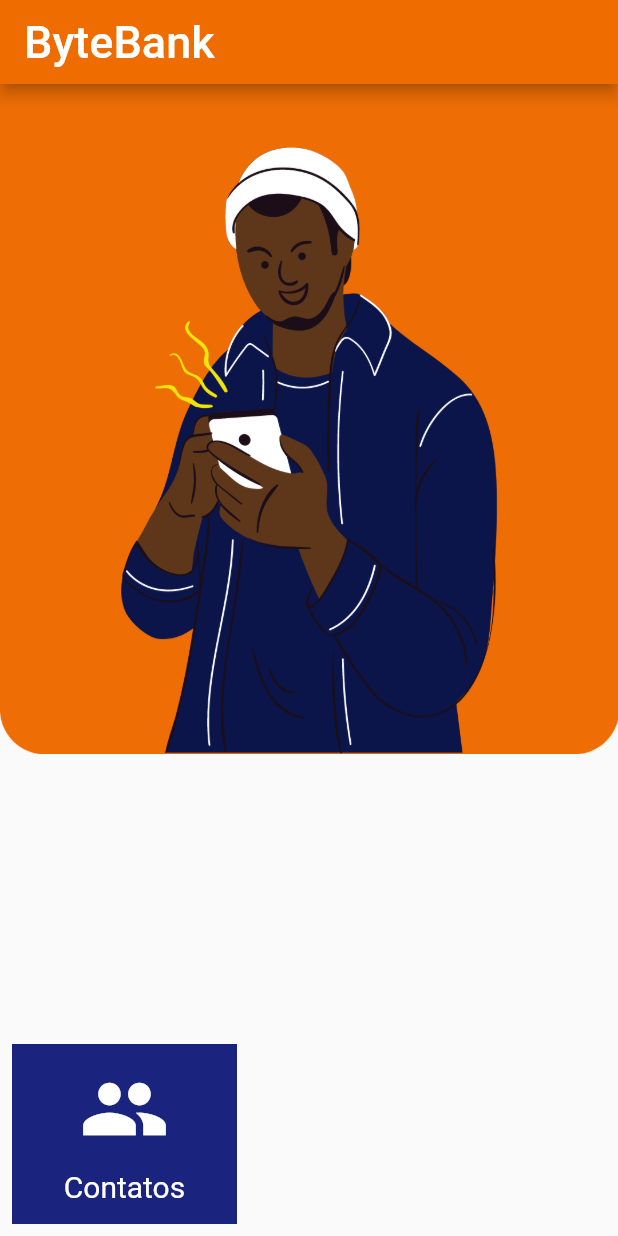
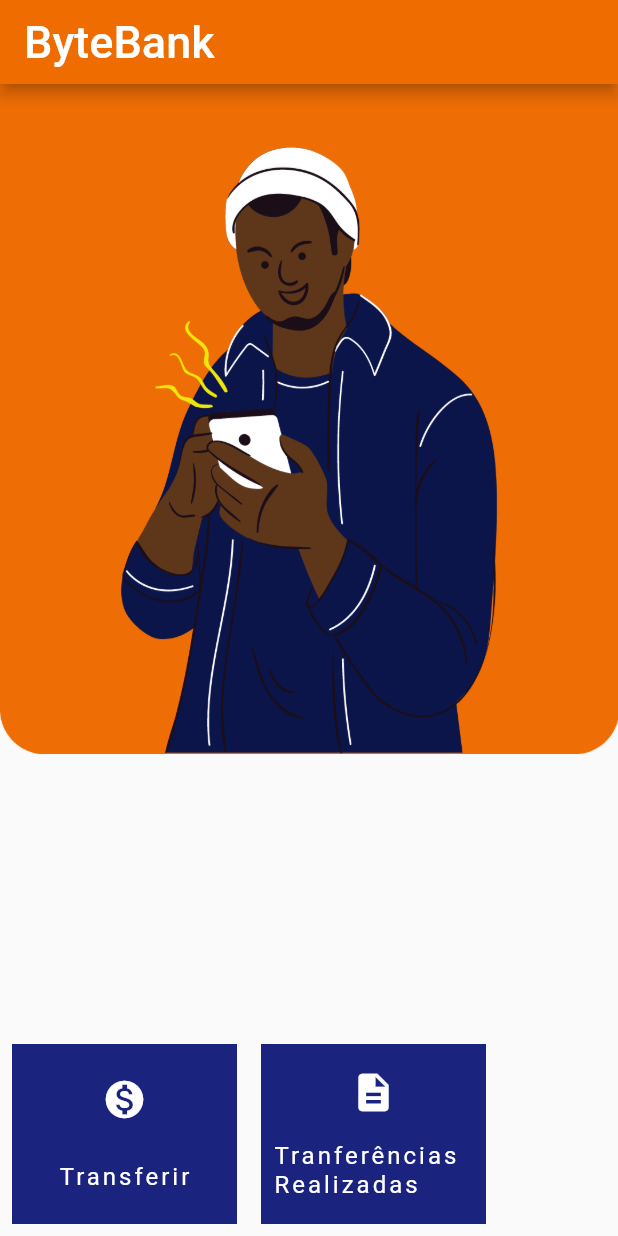
Before and after one commit to jessicacordeiro/bytebank-flutter, a Flutter app: the screen it shows after launch, on a phone screen of 412 x 824 dp. Run offline on Flutter 3.47's test engine with Material 2 defaults, Android fonts, the light colour scheme and no system bars; our stand-ins replace sqflite; accounts and stored records are empty.

Commit message:
Novas funcionalidades no Dashboard

```diff
--- a/bytebank_dashboard/lib/database/app_database.dart
+++ b/bytebank_dashboard/lib/database/app_database.dart
@@ -3,7 +3,7 @@ import 'package:path/path.dart';
 import 'package:sqflite/sqflite.dart';
 
 Future<Database> getDatabase() async {
-  final String path = join(await getDatabasesPath, 'bytebank.db');
+  final String path = join(await getDatabasesPath(), 'bytebank.db');
   return openDatabase(
     path,
     onCreate: (db, version) {
--- a/bytebank_dashboard/lib/screens/contacts_list.dart
+++ b/bytebank_dashboard/lib/screens/contacts_list.dart
@@ -16,7 +16,7 @@ class _ContactsListState extends State<ContactsList> {
     return Scaffold(
       appBar: AppBar(
         title: Text(
-          'Contatos',
+          'Transferir',
           style: TextStyle(
             fontSize: 30.0,
           ),
--- a/bytebank_dashboard/lib/screens/dashboard.dart
+++ b/bytebank_dashboard/lib/screens/dashboard.dart
@@ -19,7 +19,31 @@ class Dashboard extends StatelessWidget {
             crossAxisAlignment: CrossAxisAlignment.start,
             children: <Widget>[
               Image.asset('images/logo-people.png'),
-              Padding(
+              Row(
+                children: [
+                  _FeatureItem(
+                    'Transferir',
+                    Icons.monetization_on,
+                  ),
+                  _FeatureItem(
+                    'Tranferências Realizadas',
+                    Icons.description,
+                  ),
+                ],
+              ),
+            ]));
+  }
+}
+
+class _FeatureItem extends StatelessWidget {
+  final String name;
+  final IconData icon;
+
+  _FeatureItem(this.name, this.icon);
+
+  @override
+  Widget build(BuildContext context) {
+    return Padding(
       padding: const EdgeInsets.all(8.0),
       child: Material(
         color: Colors.indigo[900],
@@ -38,15 +62,16 @@ class Dashboard extends StatelessWidget {
               crossAxisAlignment: CrossAxisAlignment.center,
               children: <Widget>[
                 Icon(
-                            Icons.people,
+                  icon,
                   color: Colors.white,
-                            size: 60.0,
+                  size: 30.0,
                 ),
                 Text(
-                            'Contatos',
+                  name,
                   style: TextStyle(
                     color: Colors.white,
-                              fontSize: 20.0,
+                    fontSize: 16.0,
+                    letterSpacing: 2,
                   ),
                 )
               ],
@@ -54,7 +79,6 @@ class Dashboard extends StatelessWidget {
           ),
         ),
       ),
-              )
-            ]));
+    );
   }
 }
```
Lines whose indentation alone changed are shown as unchanged.
